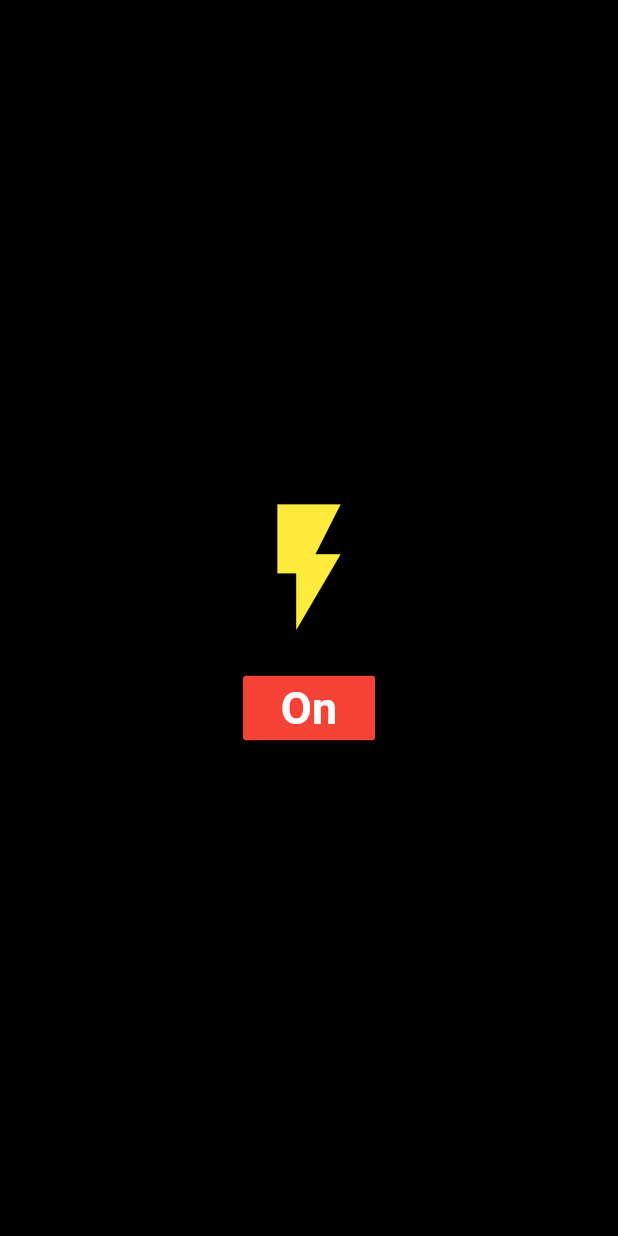
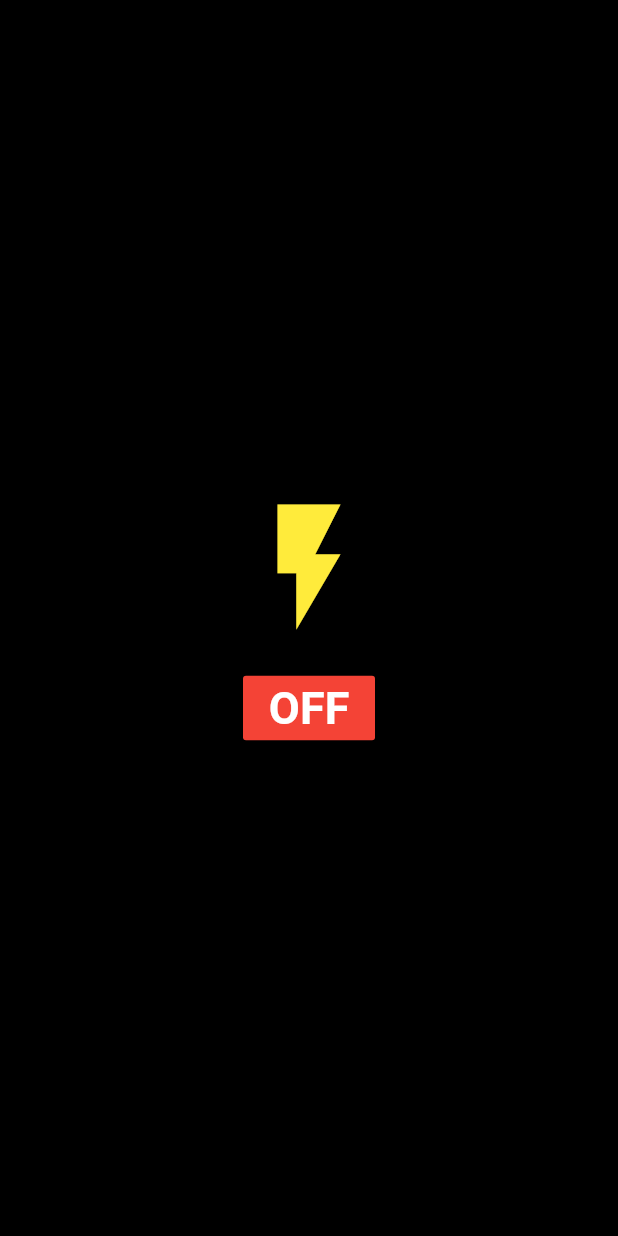
Before and after one commit to Bu4ra-3mer/flash_light, a Flutter app: the screen it shows after launch, on a phone screen of 412 x 824 dp. Run offline on Flutter 3.47's test engine with Material 3 defaults, Android fonts, the phone set to English and light mode, and no system bars.

Commit message:
edit text

```diff
--- a/lib/main.dart
+++ b/lib/main.dart
@@ -16,6 +16,7 @@ class _MyAppState extends State<MyApp> {
   @override
   Widget build(BuildContext context) {
     return MaterialApp(
+      debugShowCheckedModeBanner: false,
       home: Scaffold(
         backgroundColor: Colors.black,
         body: Center(
@@ -28,7 +29,6 @@ class _MyAppState extends State<MyApp> {
                 color: switcher ? Colors.yellow : Colors.grey,
                 size: 100,
               ),
-
               MaterialButton(
                 onPressed: () {
                   setState(() {
@@ -37,7 +37,7 @@ class _MyAppState extends State<MyApp> {
                 },
                 color: switcher ? Colors.red : Colors.green,
                 child: Text(
-                  'On',
+                  switcher ? 'OFF' : 'ON',
                   style: TextStyle(
                     fontSize: 30,
                     fontWeight: FontWeight.bold,
```
Also changed, not shown: pubspec.lock.
